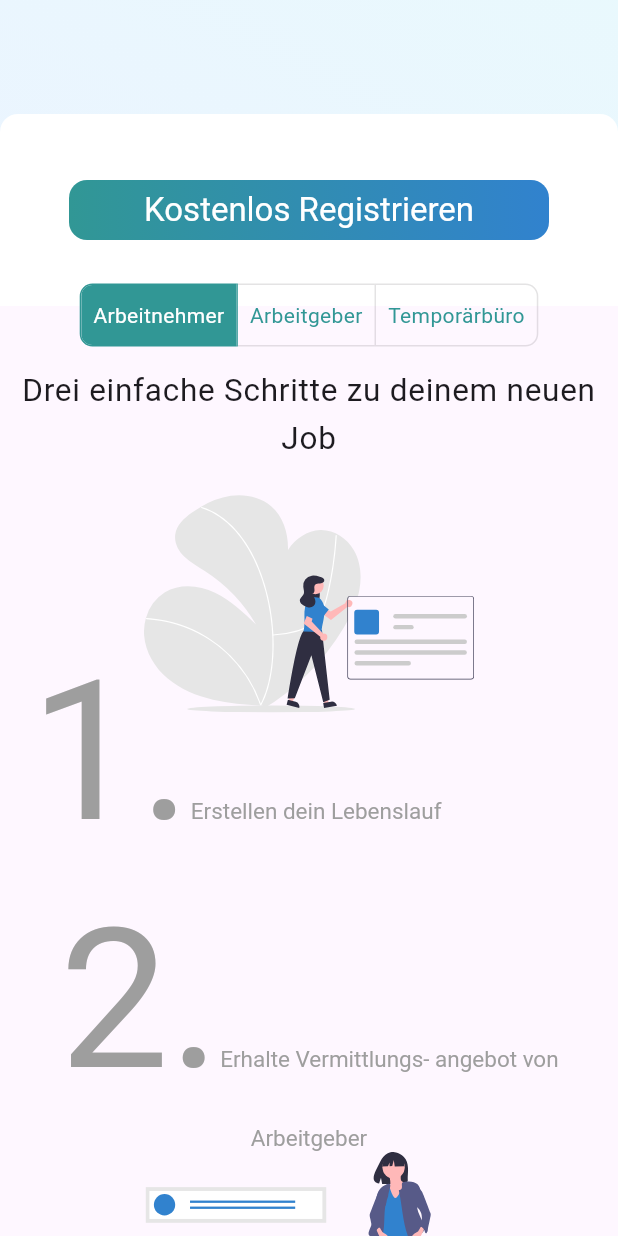
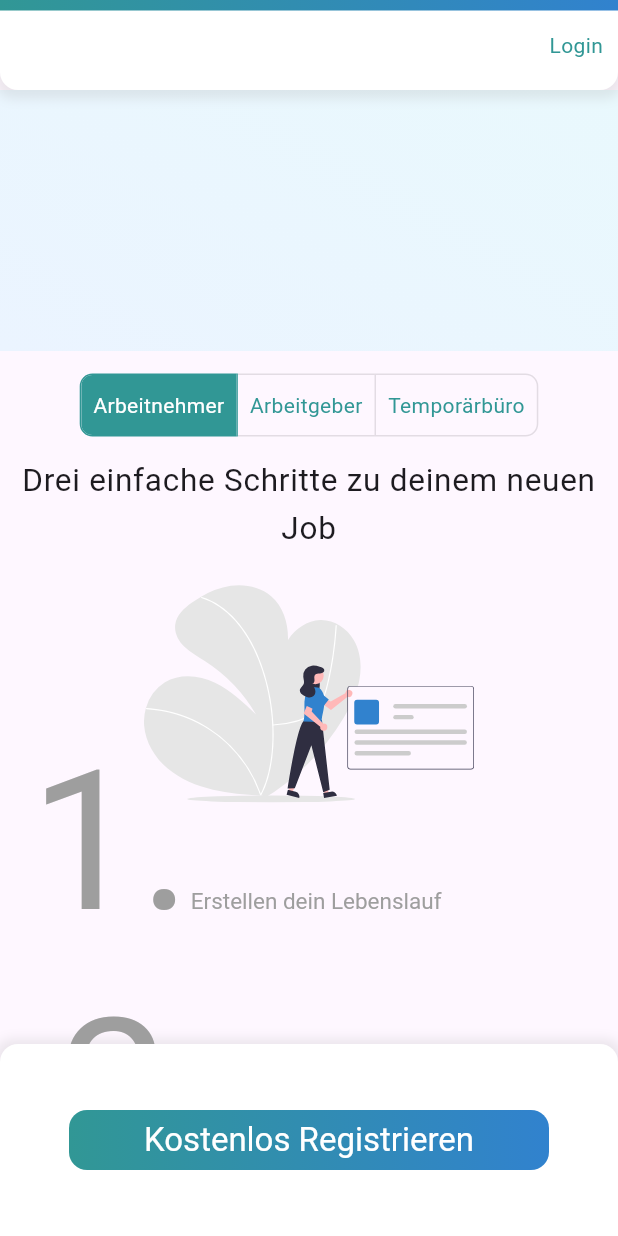
Before and after one commit to MarMarLwin/deine_job, a Flutter app: the screen it shows after launch, scrolled down 576 dp, after a tap on "Kostenlos Registrieren", on a phone screen of 412 x 824 dp. Run offline on Flutter 3.47's test engine with Material 3 defaults, Android fonts, the phone set to English and light mode, and no system bars; our stand-ins replace flutter_svg.

Commit message:
make responsive app bar and register button

```diff
--- /dev/null
+++ b/lib/common_widgets/app_bar.dart
@@ -0,0 +1,93 @@
+import 'package:deine_job/constants/app_colors.dart';
+import 'package:deine_job/constants/app_sizes.dart';
+import 'package:flutter/material.dart';
+
+class CustomAppBar extends StatelessWidget implements PreferredSizeWidget {
+  const CustomAppBar({super.key, this.isWebScrolled = false});
+  final bool isWebScrolled;
+
+  @override
+  Widget build(BuildContext context) {
+    return Stack(
+      children: [
+        Container(
+          height: 67,
+          width: MediaQuery.sizeOf(context).width,
+          padding: const EdgeInsets.symmetric(horizontal: 10),
+          decoration: BoxDecoration(
+              color: Colors.white,
+              borderRadius: const BorderRadius.only(
+                  bottomLeft: Radius.circular(12),
+                  bottomRight: Radius.circular(12)),
+              boxShadow: [
+                BoxShadow(
+                    color: Colors.grey.withOpacity(0.2),
+                    spreadRadius: 3,
+                    blurRadius: 6,
+                    offset: const Offset(0, 3))
+              ]),
+          child: Row(
+            mainAxisAlignment: MainAxisAlignment.end,
+            children: [
+              Row(
+                mainAxisAlignment: MainAxisAlignment.spaceBetween,
+                children: [
+                  Visibility(
+                    visible: isWebScrolled ? true : false,
+                    child: Text(
+                      'Jetzt Klicken',
+                      style: Theme.of(context).textTheme.bodyMedium!,
+                    ),
+                  ),
+                  gapW16,
+                  Visibility(
+                    visible: isWebScrolled ? true : false,
+                    child: Container(
+                      height: 40,
+                      width: 255,
+                      decoration: BoxDecoration(
+                          borderRadius:
+                              const BorderRadius.all(Radius.circular(12)),
+                          border:
+                              Border.all(color: Colors.grey.withOpacity(0.5))),
+                      child: Center(
+                        child: Text(
+                          'Kostenlos Registrieren',
+                          textAlign: TextAlign.center,
+                          style: Theme.of(context)
+                              .textTheme
+                              .bodyLarge!
+                              .copyWith(color: AppColors.secondaryColor),
+                        ),
+                      ),
+                    ),
+                  ),
+                  gapW16,
+                  Text(
+                    'Login',
+                    style: Theme.of(context)
+                        .textTheme
+                        .bodyMedium!
+                        .copyWith(color: AppColors.secondaryColor),
+                  ),
+                ],
+              ),
+            ],
+          ),
+        ),
+        Container(
+          height: 7,
+          decoration: const BoxDecoration(
+              gradient: LinearGradient(
+            colors: [AppColors.secondaryColor, AppColors.primaryColor],
+            begin: Alignment.centerLeft,
+            end: Alignment.centerRight,
+          )),
+        ),
+      ],
+    );
+  }
+
+  @override
+  Size get preferredSize => const Size.fromHeight(60.0);
+}
--- /dev/null
+++ b/lib/common_widgets/bottom_bar.dart
@@ -0,0 +1,30 @@
+import 'package:deine_job/common_widgets/primary_button.dart';
+import 'package:flutter/material.dart';
+
+class BottomBar extends StatelessWidget {
+  const BottomBar({super.key});
+
+  @override
+  Widget build(BuildContext context) {
+    return Container(
+      height: 128,
+      decoration: BoxDecoration(
+          color: Colors.white,
+          borderRadius: const BorderRadius.only(
+              topLeft: Radius.circular(12), topRight: Radius.circular(12)),
+          boxShadow: [
+            BoxShadow(
+                color: Colors.grey.withOpacity(0.2),
+                spreadRadius: 3,
+                blurRadius: 6,
+                offset: const Offset(0, 0))
+          ]),
+      child: Center(
+        child: PrimaryButton(
+          text: 'Kostenlos Registrieren',
+          onPressed: () {},
+        ),
+      ),
+    );
+  }
+}
--- a/lib/constants/app_colors.dart
+++ b/lib/constants/app_colors.dart
@@ -3,7 +3,7 @@ import 'package:flutter/material.dart';
 class AppColors {
   static const Color primaryColor = Color(0xFF3182CE);
   static const Color secondaryColor = Color(0xFF319795);
-  static const Color boxShadowColor = Color(0xff00000029);
+  static const Color boxShadowColor = Color(0x00000029);
   static const Color bannerColor1 = Color(0xFFEBF4FF);
   static const Color bannerColor2 = Color(0xFFE6FFFA);
 }
--- a/lib/features/home/presentation/banner_widget.dart
+++ b/lib/features/home/presentation/banner_widget.dart
@@ -51,32 +51,6 @@ class BannerWidget extends StatelessWidget {
                           ),
                         ],
                       ),
-                      Positioned(
-                        bottom: -30,
-                        left: 0,
-                        right: 0,
-                        child: Container(
-                          height: 128,
-                          decoration: const BoxDecoration(
-                              color: Colors.white,
-                              borderRadius: BorderRadius.only(
-                                  topLeft: Radius.circular(12),
-                                  topRight: Radius.circular(12)),
-                              boxShadow: [
-                                BoxShadow(
-                                    color: AppColors.boxShadowColor,
-                                    spreadRadius: 3,
-                                    blurRadius: 6,
-                                    offset: Offset(0, 0))
-                              ]),
-                          child: Center(
-                            child: PrimaryButton(
-                              text: 'Kostenlos Registrieren',
-                              onPressed: () {},
-                            ),
-                          ),
-                        ),
-                      )
                     ],
                   );
                 } else {
@@ -123,42 +97,43 @@ class BannerWidget extends StatelessWidget {
             ),
           );
         }),
-        Container(
-          height: 67,
-          width: MediaQuery.sizeOf(context).width,
-          padding: const EdgeInsets.symmetric(horizontal: 10),
-          decoration: const BoxDecoration(
-              color: Colors.white,
-              borderRadius: BorderRadius.only(
-                  bottomLeft: Radius.circular(12),
-                  bottomRight: Radius.circular(12)),
-              boxShadow: [
-                BoxShadow(
-                    color: AppColors.boxShadowColor,
-                    spreadRadius: 3,
-                    blurRadius: 6,
-                    offset: Offset(0, 0))
-              ]),
-          child: Align(
-            alignment: Alignment.centerRight,
-            child: Text(
-              'Login',
-              style: Theme.of(context)
-                  .textTheme
-                  .bodyMedium!
-                  .copyWith(color: AppColors.secondaryColor),
-            ),
-          ),
-        ),
-        Container(
-          height: 7,
-          decoration: const BoxDecoration(
-              gradient: LinearGradient(
-            colors: [AppColors.secondaryColor, AppColors.primaryColor],
-            begin: Alignment.centerLeft,
-            end: Alignment.centerRight,
-          )),
-        ),
+        // Container(
+        //   height: 67,
+        //   width: MediaQuery.sizeOf(context).width,
+        //   padding: const EdgeInsets.symmetric(horizontal: 10),
+        //   decoration: const BoxDecoration(
+        //       color: Colors.white,
+        //       borderRadius: BorderRadius.only(
+        //           bottomLeft: Radius.circular(12),
+        //           bottomRight: Radius.circular(12)),
+        //       boxShadow: [
+        //         BoxShadow(
+        //             color: AppColors.boxShadowColor,
+        //             spreadRadius: 3,
+        //             blurRadius: 1,
+        //             offset: Offset(0, 0))
+        //       ]),
+        //   child: Align(
+        //     alignment: Alignment.centerRight,
+        //     child: Text(
+        //       'Login',
+        //       textAlign: TextAlign.center,
+        //       style: Theme.of(context)
+        //           .textTheme
+        //           .bodyMedium!
+        //           .copyWith(color: AppColors.secondaryColor),
+        //     ),
+        //   ),
+        // ),
+        // Container(
+        //   height: 7,
+        //   decoration: const BoxDecoration(
+        //       gradient: LinearGradient(
+        //     colors: [AppColors.secondaryColor, AppColors.primaryColor],
+        //     begin: Alignment.centerLeft,
+        //     end: Alignment.centerRight,
+        //   )),
+        // ),
       ],
     );
   }
--- a/lib/features/home/presentation/home_screen.dart
+++ b/lib/features/home/presentation/home_screen.dart
@@ -1,3 +1,6 @@
+import 'package:deine_job/common_widgets/app_bar.dart';
+import 'package:deine_job/common_widgets/bottom_bar.dart';
+import 'package:deine_job/constants/breakpoints.dart';
 import 'package:deine_job/features/home/presentation/banner_widget.dart';
 import 'package:deine_job/features/home/presentation/first_step_widget.dart';
 import 'package:deine_job/features/home/presentation/second_step_widget.dart';
@@ -5,14 +8,52 @@ import 'package:deine_job/features/home/presentation/steps_widget.dart';
 import 'package:deine_job/features/home/presentation/third_step_widget.dart';
 import 'package:flutter/material.dart';
 
-class HomeScreen extends StatelessWidget {
+class HomeScreen extends StatefulWidget {
   const HomeScreen({super.key});
 
   @override
+  State<HomeScreen> createState() => _HomeScreenState();
+}
+
+class _HomeScreenState extends State<HomeScreen> {
+  late ScrollController _scrollController;
+  bool isWebScrolled = false;
+  @override
+  void initState() {
+    _scrollController = ScrollController();
+    _scrollController.addListener(_scrollListener);
+    super.initState();
+  }
+
+  void _scrollListener() {
+    setState(() {
+      var index = (_scrollController.offset).round() + 1;
+      if (index > 500) {
+        setState(() {
+          isWebScrolled = true;
+        });
+      } else {
+        setState(() {
+          isWebScrolled = false;
+        });
+      }
+      debugPrint('scroll index $index');
+    });
+  }
+
+  @override
   Widget build(BuildContext context) {
-    return const Scaffold(
+    return LayoutBuilder(builder: (context, constraint) {
+      return Scaffold(
+        appBar: CustomAppBar(
+          isWebScrolled:
+              isWebScrolled && !(constraint.maxWidth < Breakpoint.desktop),
+        ),
+        bottomNavigationBar:
+            constraint.maxWidth < Breakpoint.desktop ? const BottomBar() : null,
         body: CustomScrollView(
-        slivers: [
+          controller: _scrollController,
+          slivers: const [
             SliverToBoxAdapter(
                 child: Column(
               children: [
@@ -26,5 +67,6 @@ class HomeScreen extends StatelessWidget {
           ],
         ),
       );
+    });
   }
 }
```
Lines whose indentation alone changed are shown as unchanged.
